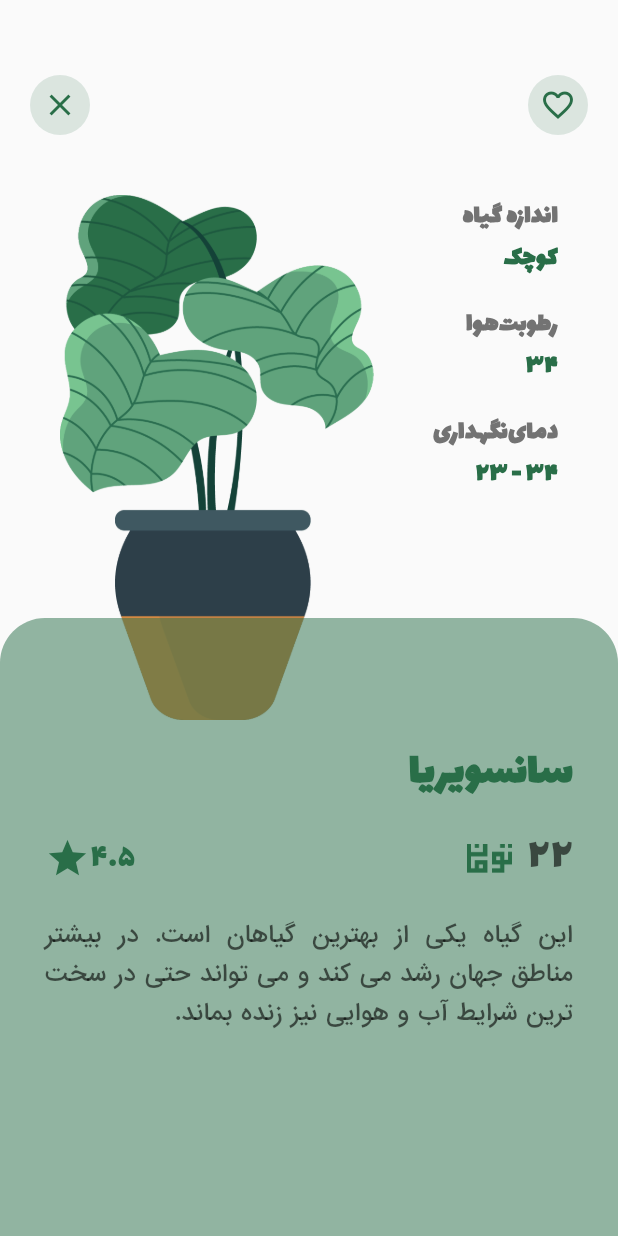
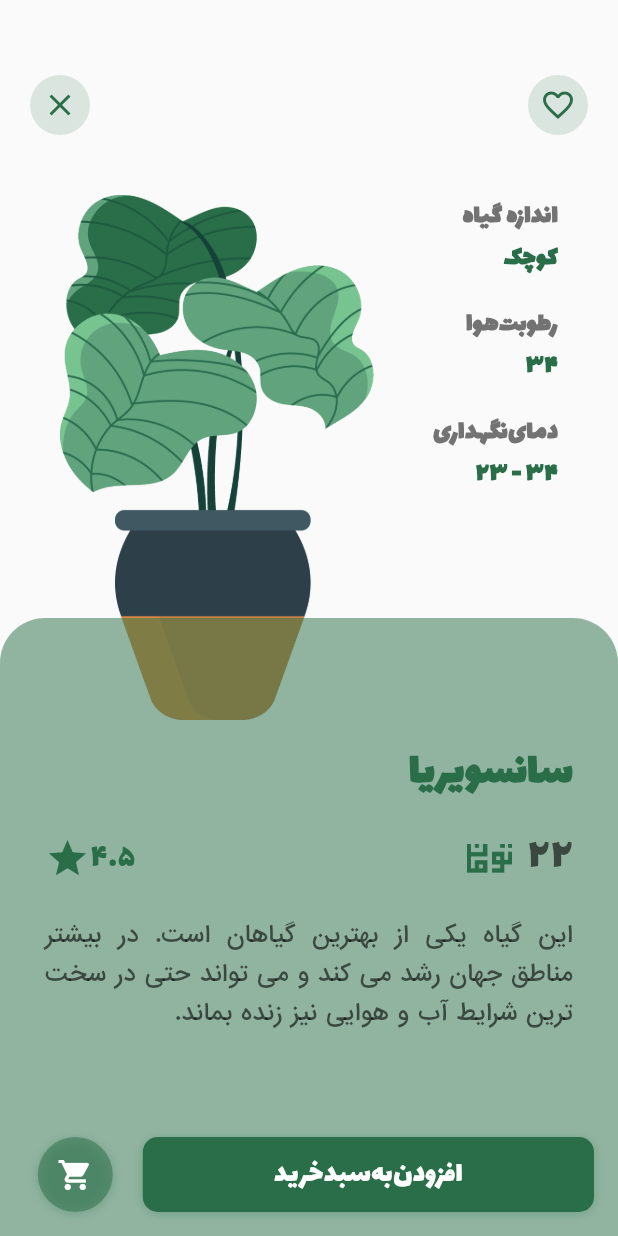
Before and after one commit to Ayminjf/plant-shop, a Flutter app: the DetailScreen screen opened directly with empty values, on a phone screen of 412 x 824 dp. Run offline on Flutter 3.47's test engine with Material 2 defaults, Android fonts, the phone set to English and light mode, and no system bars; our stand-ins replace animated_bottom_navigation_bar, page_transition.

Commit message:
feat(detail-screen): add floatingActionButton(add to cart button)

```diff
--- a/lib/screens/detail_screen.dart
+++ b/lib/screens/detail_screen.dart
@@ -219,6 +219,65 @@ class _DetailScreenState extends State<DetailScreen> {
           ),
         ],
       ),
+      floatingActionButton: SizedBox(
+        width: size.width * 0.9,
+        height: 50.0,
+        child: Row(
+          children: [
+            GestureDetector(
+              onTap: () {},
+              child: Container(
+                height: 50,
+                width: 50,
+                decoration: BoxDecoration(
+                  color: Constants.primaryColor.withOpacity(0.5),
+                  borderRadius: BorderRadius.circular(50),
+                  boxShadow: [
+                    BoxShadow(
+                      offset: const Offset(0.0, 1.1),
+                      blurRadius: 5,
+                      color: Constants.primaryColor.withOpacity(0.3),
+                    )
+                  ],
+                ),
+                child: const Icon(
+                  Icons.shopping_cart,
+                  color: Colors.white,
+                ),
+              ),
+            ),
+            const SizedBox(width: 20),
+            Expanded(
+              child: GestureDetector(
+                onTap: () {},
+                child: Container(
+                  decoration: BoxDecoration(
+                    color: Constants.primaryColor,
+                    borderRadius: BorderRadius.circular(10),
+                    boxShadow: [
+                      BoxShadow(
+                        offset: const Offset(0.0, 1.1),
+                        blurRadius: 5,
+                        color: Constants.primaryColor.withOpacity(0.3),
+                      )
+                    ],
+                  ),
+                  child: const Center(
+                    child: Text(
+                      "افزودن‌به‌سبد‌خرید",
+                      style: TextStyle(
+                        color: Colors.white,
+                        fontSize: 20,
+                        fontFamily: "lalezar",
+                      ),
+                    ),
+                  ),
+                ),
+              ),
+            )
+          ],
+        ),
+      ),
     );
   }
 }
```
